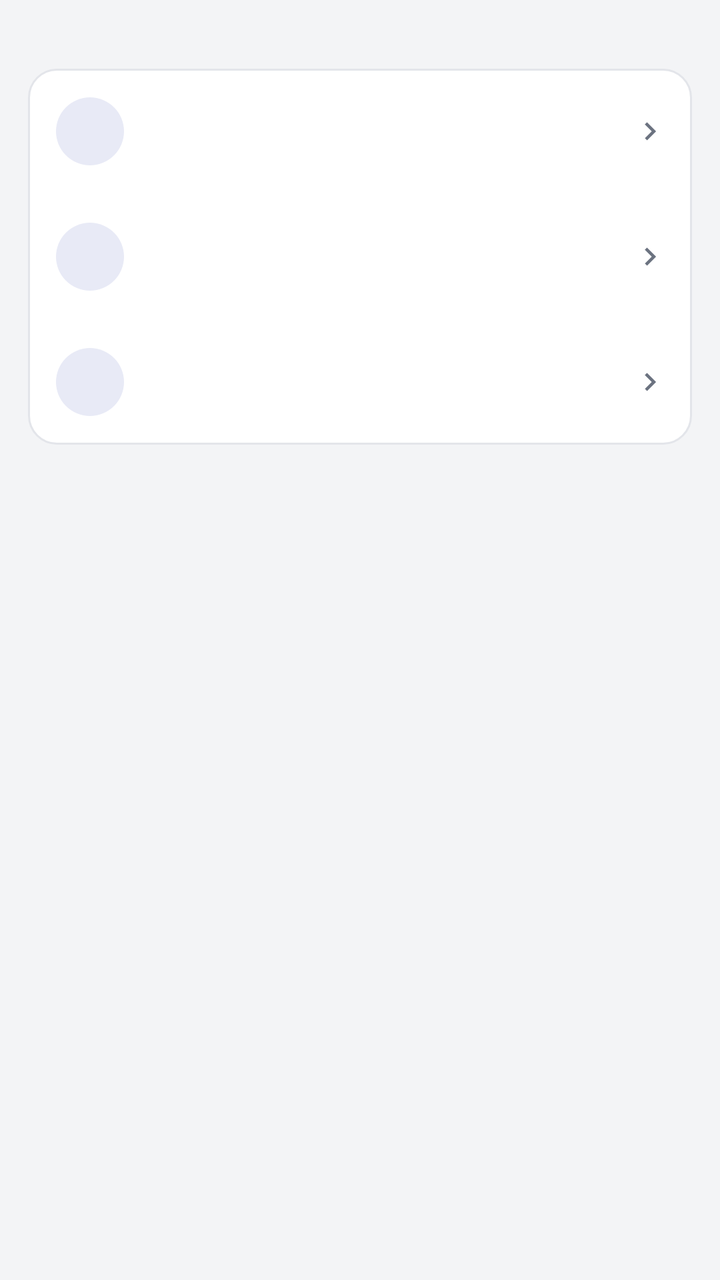
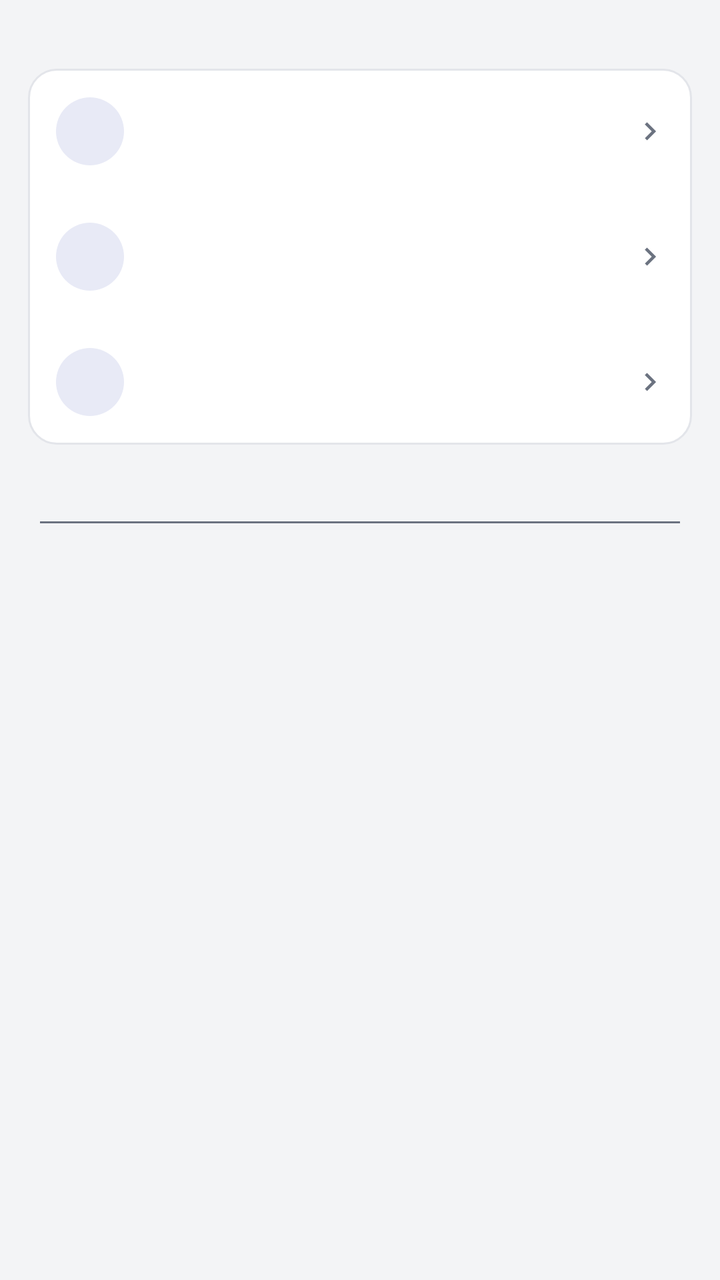

Compare the two renders of this Android layout. The source of the first and the diff that turns it into the second are given below.
<!-- AndroidManifest.xml: activity theme AppTheme -->
<!-- res/layout/activity_trash.xml -->
<?xml version="1.0" encoding="utf-8"?>
<ScrollView xmlns:android="http://schemas.android.com/apk/res/android"
    android:id="@+id/root"
    android:layout_width="match_parent"
    android:layout_height="match_parent"
    android:fillViewport="true"
    android:background="@color/bg">

  <LinearLayout
    android:layout_width="match_parent"
    android:layout_height="wrap_content"
    android:orientation="vertical">

    <TextView
        android:id="@+id/trash_head"
        android:layout_width="match_parent"
        android:layout_height="wrap_content"
        android:paddingStart="20dp"
        android:paddingEnd="20dp"
        android:paddingTop="12dp"
        android:paddingBottom="6dp"
        android:lineSpacingExtra="2dp"
        android:textColor="@color/fg_muted"
        android:textSize="12sp" />

    <LinearLayout
        android:id="@+id/trash_actions"
        android:layout_width="match_parent"
        android:layout_height="wrap_content"
        android:orientation="vertical"
        android:background="@drawable/card_bg"
        android:layout_marginStart="14dp"
        android:layout_marginEnd="14dp"
        android:layout_marginBottom="8dp">

        <include
            android:id="@+id/row_trash_empty_all"
            layout="@layout/row_action"
            android:layout_width="match_parent"
            android:layout_height="wrap_content" />

        
        <include
            android:id="@+id/row_trash_sort"
            layout="@layout/row_action"
            android:layout_width="match_parent"
            android:layout_height="wrap_content" />

        
        <include
            android:id="@+id/row_trash_filter"
            layout="@layout/row_action"
            android:layout_width="match_parent"
            android:layout_height="wrap_content" />
    </LinearLayout>

    
    <include
        layout="@layout/plugin_section"
        android:layout_width="match_parent"
        android:layout_height="wrap_content"
        android:layout_marginStart="14dp"
        android:layout_marginEnd="14dp"
        android:layout_marginTop="8dp"
        android:layout_marginBottom="8dp" />

    <TextView
        android:id="@+id/trash_empty"
        android:layout_width="match_parent"
        android:layout_height="wrap_content"
        android:padding="28dp"
        android:gravity="center"
        android:textAlignment="center"
        android:textSize="13sp"
        android:lineSpacingExtra="4dp"
        android:textColor="@color/fg_muted"
        android:visibility="gone" />

    
    <LinearLayout
        android:id="@+id/trash_list"
        android:layout_width="match_parent"
        android:layout_height="wrap_content"
        android:orientation="vertical"
        android:paddingStart="14dp"
        android:paddingEnd="14dp"
        android:paddingBottom="8dp" />
  </LinearLayout>
</ScrollView>
<!-- res/layout/row_action.xml (included above) -->
<?xml version="1.0" encoding="utf-8"?>
<LinearLayout xmlns:android="http://schemas.android.com/apk/res/android"
    android:layout_width="match_parent"
    android:layout_height="wrap_content"
    android:orientation="horizontal"
    android:gravity="center_vertical"
    android:background="?android:attr/selectableItemBackground"
    android:clickable="true"
    android:focusable="false"
    android:paddingStart="14dp"
    android:paddingEnd="12dp"
    android:paddingTop="12dp"
    android:paddingBottom="12dp">

    <FrameLayout
        android:layout_width="@dimen/row_icon_box"
        android:layout_height="@dimen/row_icon_box"
        android:background="@drawable/icon_circle">

        <ImageView
            android:id="@+id/act_icon"
            android:layout_width="@dimen/row_icon"
            android:layout_height="@dimen/row_icon"
            android:layout_gravity="center"
            android:tint="@color/accent" />
    </FrameLayout>

    <LinearLayout
        android:layout_width="0dp"
        android:layout_height="wrap_content"
        android:layout_weight="1"
        android:layout_marginStart="14dp"
        android:orientation="vertical">

        <TextView
            android:id="@+id/act_title"
            android:layout_width="match_parent"
            android:layout_height="wrap_content"
            android:singleLine="true"
            android:ellipsize="end"
            android:textSize="15sp"
            android:textColor="@color/fg" />

        <TextView
            android:id="@+id/act_sub"
            android:layout_width="match_parent"
            android:layout_height="wrap_content"
            android:paddingTop="2dp"
            android:textSize="12sp"
            android:textColor="@color/fg_muted" />
    </LinearLayout>

    <ImageView
        android:layout_width="@dimen/row_chevron"
        android:layout_height="@dimen/row_chevron"
        android:layout_marginStart="8dp"
        android:src="@drawable/ic_chevron"
        android:tint="@color/fg_muted" />
</LinearLayout>
<!-- res/layout/plugin_section.xml (included above) -->
<?xml version="1.0" encoding="utf-8"?>
<LinearLayout xmlns:android="http://schemas.android.com/apk/res/android"
    android:id="@+id/plugin_section"
    android:layout_width="match_parent"
    android:layout_height="wrap_content"
    android:layout_marginTop="8dp"
    android:layout_marginBottom="8dp"
    android:background="@drawable/card_bg"
    android:orientation="vertical"
    android:paddingTop="6dp"
    android:paddingBottom="6dp"
    android:visibility="gone">

    <TextView
        android:id="@+id/plugin_section_title"
        android:layout_width="match_parent"
        android:layout_height="wrap_content"
        android:paddingStart="14dp"
        android:paddingEnd="14dp"
        android:paddingTop="6dp"
        android:paddingBottom="2dp"
        android:text="@string/plugin_section_title"
        android:textColor="@color/fg_muted"
        android:textSize="12sp" />

    
    <LinearLayout
        android:id="@+id/plugin_section_body"
        android:layout_width="match_parent"
        android:layout_height="wrap_content"
        android:orientation="vertical" />

    <LinearLayout
        android:id="@+id/plugin_section_rows"
        android:layout_width="match_parent"
        android:layout_height="wrap_content"
        android:orientation="vertical" />
</LinearLayout>
<!-- resources referenced by this layout -->
<resources>
  <color name="accent">#FF3F51B5</color>
  <color name="bg">#FFF3F4F6</color>
  <color name="fg">#FF1A1C1E</color>
  <color name="fg_muted">#FF6B7280</color>
  <dimen name="row_chevron">18dp</dimen>
  <dimen name="row_icon">22dp</dimen>
  <dimen name="row_icon_box">34dp</dimen>
  <!-- drawable card_bg (drawable) -->
  <?xml version="1.0" encoding="utf-8"?>
  <shape xmlns:android="http://schemas.android.com/apk/res/android"
      android:shape="rectangle">
      <solid android:color="@color/card" />
      <corners android:radius="14dp" />
      <stroke android:width="1dp" android:color="@color/card_stroke" />
  </shape>
  <!-- drawable ic_chevron (drawable) -->
  <?xml version="1.0" encoding="utf-8"?>
  <vector xmlns:android="http://schemas.android.com/apk/res/android"
      android:width="24dp"
      android:height="24dp"
      android:viewportWidth="24"
      android:viewportHeight="24">
      <path
          android:fillColor="@color/icon_tint"
          android:pathData="M10,6L8.59,7.41 13.17,12l-4.58,4.59L10,18l6,-6z" />
  </vector>
  <!-- drawable icon_circle (drawable) -->
  <?xml version="1.0" encoding="utf-8"?>
  <shape xmlns:android="http://schemas.android.com/apk/res/android"
      android:shape="oval">
      <solid android:color="@color/accent_soft" />
  </shape>
  <string name="plugin_section_title">Plug-ins</string>
  <color name="card">#FFFFFFFF</color>
  <color name="card_stroke">#FFE3E5EA</color>
  <color name="icon_tint">#FF5F6368</color>
  <color name="accent_soft">#FFE8EAF6</color>
  <color name="appbar">#FF3F51B5</color>
  <color name="statusbar">#FF303F9F</color>
  <style name="AppBarStyle" parent="android:Widget.Material.ActionBar.Solid">
          <item name="android:background">@color/appbar</item>
          
          <item name="android:elevation">0dp</item>
          
          <item name="android:contentInsetStart">16dp</item>
          <item name="android:titleTextStyle">@style/AppBarTitle</item>
      </style>
  <style name="AppOverflowMenu" parent="@android:style/Widget.Material.PopupMenu.Overflow">
          <item name="android:popupBackground">@drawable/popup_bg</item>
          
          <item name="android:overlapAnchor">false</item>
          <item name="android:dropDownVerticalOffset">4dp</item>
          
          <item name="android:popupElevation">8dp</item>
      </style>
  <style name="AppBarTitle" parent="android:TextAppearance.Material.Widget.ActionBar.Title">
          <item name="android:textColor">@color/on_appbar</item>
          <item name="android:textSize">20sp</item>
          <item name="android:fontFamily">sans-serif-medium</item>
      </style>
  <!-- drawable dlg_bg (drawable) -->
  <?xml version="1.0" encoding="utf-8"?>
  <inset xmlns:android="http://schemas.android.com/apk/res/android"
      android:inset="16dp">
      <shape android:shape="rectangle">
          <solid android:color="@color/card" />
          <corners android:radius="14dp" />
          <stroke android:width="1dp" android:color="@color/card_stroke" />
      </shape>
  </inset>
  <style name="AppDialogAnim">
          <item name="android:windowEnterAnimation">@anim/dialog_instant</item>
      </style>
  <!-- drawable popup_bg (drawable) -->
  <?xml version="1.0" encoding="utf-8"?>
  <shape xmlns:android="http://schemas.android.com/apk/res/android"
      android:shape="rectangle">
      <solid android:color="@color/popup" />
      <corners android:radius="14dp" />
      <stroke android:width="1dp" android:color="@color/popup_stroke" />
  </shape>
  <color name="on_appbar">#FFFFFFFF</color>
  <color name="popup">#FFFFFFFF</color>
  <color name="popup_stroke">#FFD8DCE4</color>
  <!-- unchanged entries left out for length: 2 -->
</resources>

<!-- the commit's change to res/layout/activity_trash.xml (unified diff, before → after) -->
@@ -63,6 +63,21 @@
         android:layout_marginEnd="14dp"
         android:layout_marginTop="8dp"
         android:layout_marginBottom="8dp" />
+
+    
+    <EditText
+        android:id="@+id/trash_search"
+        android:layout_width="match_parent"
+        android:layout_height="wrap_content"
+        android:layout_marginStart="@dimen/page_pad"
+        android:layout_marginEnd="@dimen/page_pad"
+        android:layout_marginTop="2dp"
+        android:inputType="text"
+        android:maxLength="60"
+        android:singleLine="true"
+        android:textColor="@color/fg"
+        android:textColorHint="@color/fg_muted"
+        android:textSize="15sp" />
 
     <TextView
         android:id="@+id/trash_empty"
<!-- resource entries referenced after the edit -->
@@ -4,6 +4,7 @@
   <color name="bg">#FFF3F4F6</color>
   <color name="fg">#FF1A1C1E</color>
   <color name="fg_muted">#FF6B7280</color>
+  <dimen name="page_pad">16dp</dimen>
   <dimen name="row_chevron">18dp</dimen>
   <dimen name="row_icon">22dp</dimen>
   <dimen name="row_icon_box">34dp</dimen>
